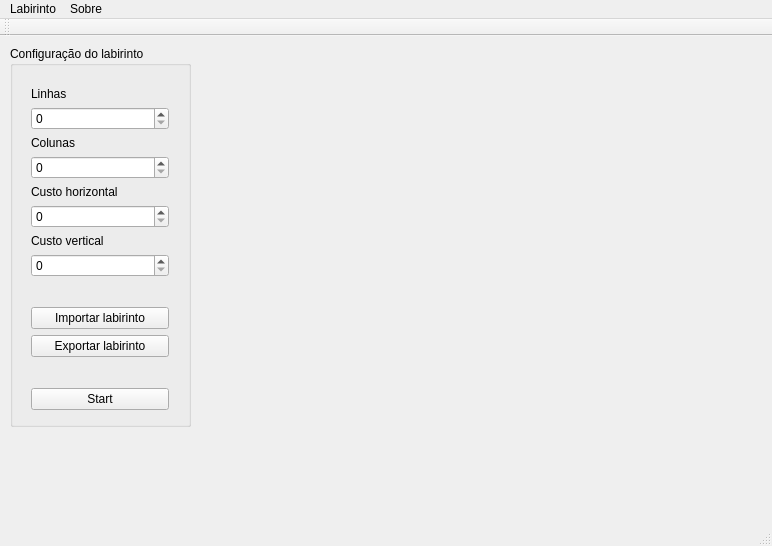
The window that src/mainwindow.ui (carvalhojldc/labyrinth) describes before a commit, drawn with Qt 5.
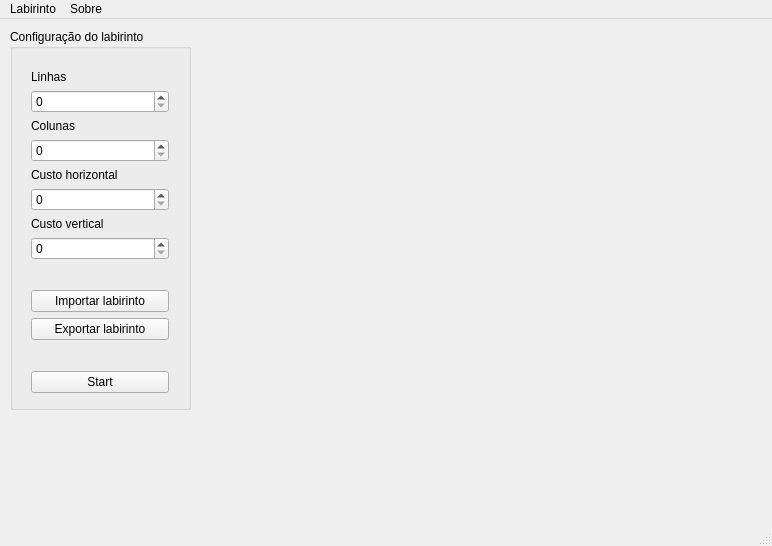
The same window after the commit.

The edit to the form file:
```diff
--- a/src/mainwindow.ui
+++ b/src/mainwindow.ui
@@ -153,14 +153,6 @@
    <addaction name="menuConfig"/>
    <addaction name="menuAbout"/>
   </widget>
-  <widget class="QToolBar" name="mainToolBar">
-   <attribute name="toolBarArea">
-    <enum>TopToolBarArea</enum>
-   </attribute>
-   <attribute name="toolBarBreak">
-    <bool>false</bool>
-   </attribute>
-  </widget>
   <widget class="QStatusBar" name="statusBar"/>
   <action name="actionLicense">
    <property name="text">
```
Left out of the diff: 4 changed lines with no effect on the pictures.
